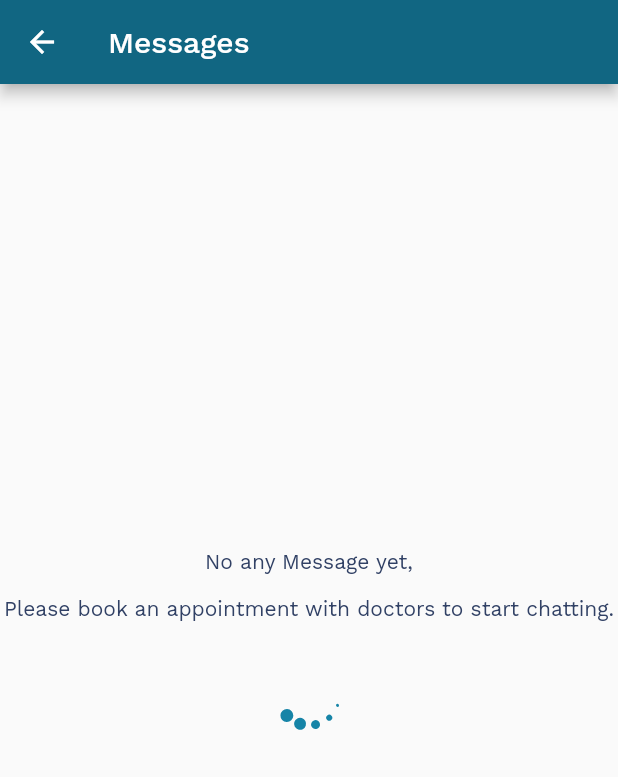
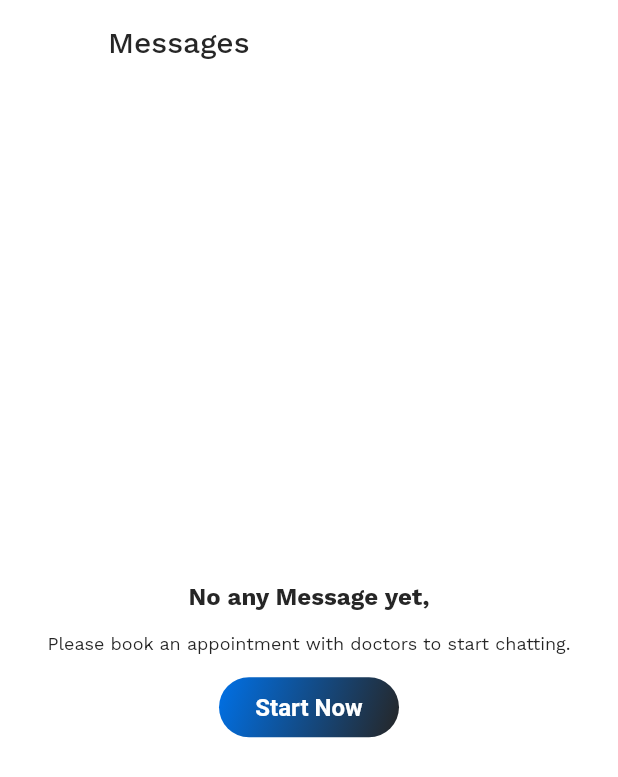
Before and after one commit to Devthabiti/afyazone-frontend, a Flutter app: the ChatPage screen opened directly, on a phone screen of 412 x 824 dp. Shown: the top 777 px of the screen. Run offline on Flutter 3.47's test engine with Material 2 defaults, Android fonts, the phone set to English and light mode, and no system bars; our stand-ins replace animated_splash_screen, bubble, cached_network_image, carousel_slider, dio, flutter_chat_types and 13 more; accounts and stored records are empty; Roboto replaces fonts that are missing (Manane).

Commit message:
update chat page ui

```diff
--- a/lib/pages/chat.dart
+++ b/lib/pages/chat.dart
@@ -57,9 +57,19 @@ class _ChatPageState extends State<ChatPage> {
         FocusScope.of(context).unfocus();
       },
       child: Scaffold(
+        backgroundColor: const Color(0xffFFFFFF),
         appBar: AppBar(
-          title: Text('Messages'),
+          backgroundColor: const Color(0xffFFFFFF),
+          title: Text(
+            'Messages',
+            style: TextStyle(
+              color: Color(0xff262626),
+              //fontSize: 14,
+              fontWeight: FontWeight.w500,
+            ),
+          ),
           centerTitle: false,
+          elevation: 0,
         ),
         body: inbox.isEmpty
             ? Center(
@@ -69,8 +79,9 @@ class _ChatPageState extends State<ChatPage> {
                     Text(
                       'No any Message yet,',
                       style: TextStyle(
-                        color: Color(0xff314165),
-                      ),
+                          color: Color(0xff262626),
+                          fontSize: 16,
+                          fontWeight: FontWeight.bold),
                     ),
                     SizedBox(
                       height: 15,
@@ -78,12 +89,42 @@ class _ChatPageState extends State<ChatPage> {
                     Text(
                       textAlign: TextAlign.center,
                       'Please book an appointment with doctors to start chatting.',
-                      style: TextStyle(color: Color(0xff314165)),
+                      style: TextStyle(color: Color(0xff262626), fontSize: 12),
                     ),
-                    Lottie.asset(
-                      'assets/loader.json',
-                      width: 100,
-                      height: 100,
+                    // Lottie.asset(
+                    //   'assets/loader.json',
+                    //   width: 100,
+                    //   height: 100,
+                    // ),
+                    SizedBox(
+                      height: 15,
+                    ),
+                    GestureDetector(
+                      // onTap: _submit,
+                      child: Container(
+                        height: 40,
+                        width: 120,
+                        decoration: BoxDecoration(
+                          borderRadius: BorderRadius.circular(20),
+                          gradient: const LinearGradient(
+                            colors: [Color(0xff0071e7), Color(0xff262626)],
+                            begin: Alignment.topLeft,
+                            end: Alignment.bottomRight,
+                            stops: [0.0, 1.0],
+                            tileMode: TileMode.clamp, // This is the default
+                          ),
+                        ),
+                        child: const Center(
+                          child: Text(
+                            'Start Now',
+                            style: TextStyle(
+                                fontFamily: 'Manane',
+                                color: Colors.white,
+                                fontSize: 16,
+                                fontWeight: FontWeight.bold),
+                          ),
+                        ),
+                      ),
                     ),
                   ],
                 ),
@@ -112,6 +153,7 @@ class _ChatPageState extends State<ChatPage> {
                   //   ),
 
                   // ),
+                  Divider(),
                   Expanded(
                       child: ListView.builder(
                           itemCount: inbox.length,
@@ -157,19 +199,24 @@ class _ChatPageState extends State<ChatPage> {
                                   title: Text(
                                     'Dr ${inbox[index]['reciever_profile']['first_name']}',
                                     style: TextStyle(
-                                      color: Color(0xff1684A7),
-                                      //fontWeight: FontWeight.bold,
-                                    ),
+                                        color: Color(0xff262626),
+                                        fontWeight: FontWeight.bold,
+                                        fontSize: 14),
                                   ),
                                   isThreeLine: true,
                                   //dense: true,
                                   subtitle: Text(inbox[index]['message'],
                                       maxLines: 2,
+                                      style: TextStyle(
+                                          color: Color(0xff262626),
+                                          fontSize: 12),
                                       overflow: TextOverflow.ellipsis),
                                   trailing: Text(
                                     result,
                                     style: TextStyle(
-                                        color: Color(0xff314165), fontSize: 12),
+                                        color:
+                                            Color(0xff262626).withOpacity(0.5),
+                                        fontSize: 12),
                                   ),
                                 ),
                                 Divider(
```
